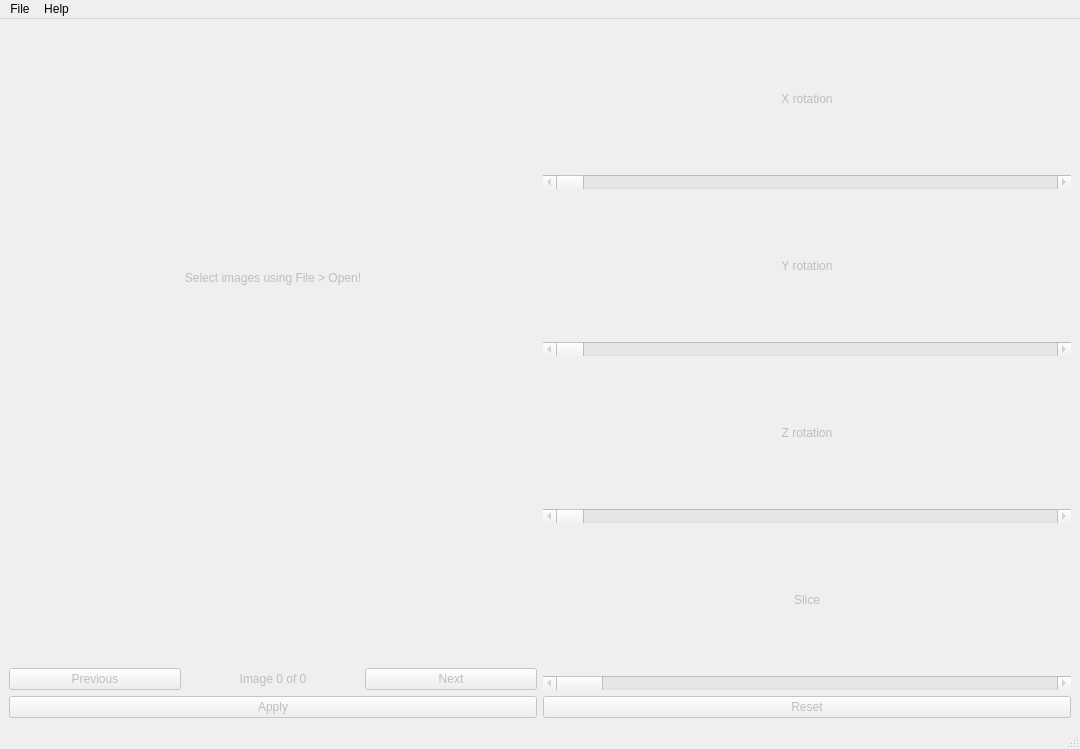
Above: src/GUI/main.ui from NIRALUser/NeuroRuler before the change. Below: the same form after it.
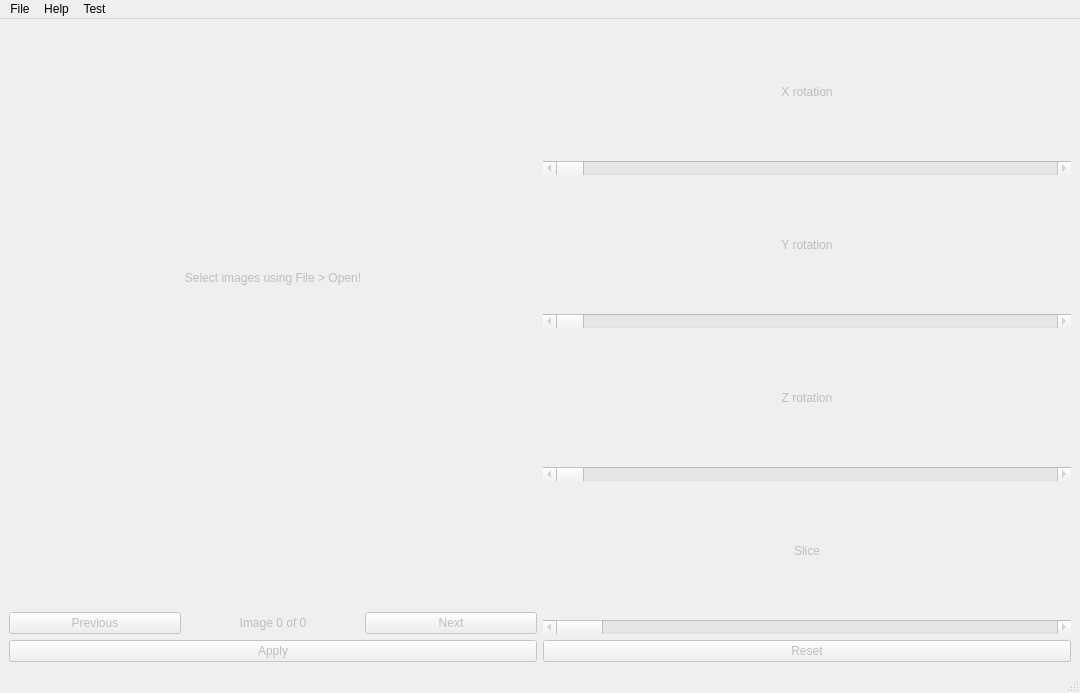
That is the form after the change.

```diff
--- a/src/GUI/main.ui
+++ b/src/GUI/main.ui
@@ -7,7 +7,7 @@
     <x>0</x>
     <y>0</y>
     <width>1080</width>
-    <height>749</height>
+    <height>693</height>
    </rect>
   </property>
   <property name="windowTitle">
@@ -295,8 +295,15 @@
     </property>
     <addaction name="action_documentation"/>
    </widget>
+   <widget class="QMenu" name="menuTest">
+    <property name="title">
+     <string>Test</string>
+    </property>
+    <addaction name="action_test"/>
+   </widget>
    <addaction name="menu_file"/>
    <addaction name="menu_help"/>
+   <addaction name="menuTest"/>
   </widget>
   <widget class="QStatusBar" name="statusbar"/>
   <action name="action_documentation">
```
Left out of the diff: 61 changed lines with no effect on the pictures.
